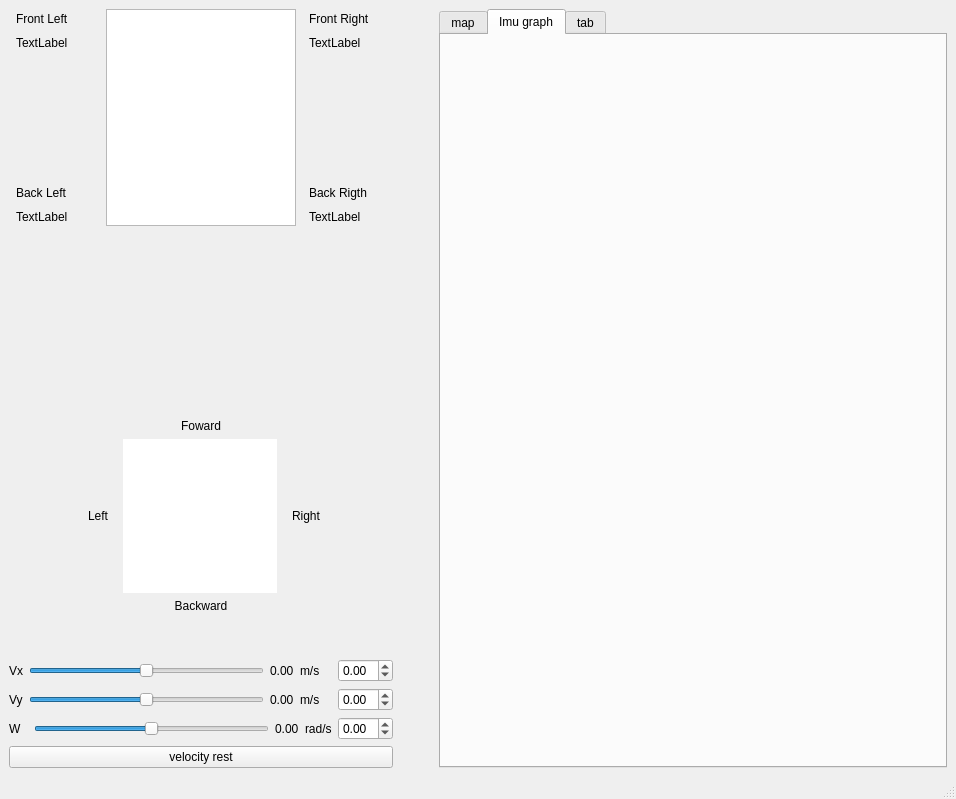
The window that mainbot_control_ui/mainbot_control_ui/submodule/mainbot_control_window.ui (cananella/Ros2-whit-PyQt6-Ui) describes before a commit, drawn with Qt 5.
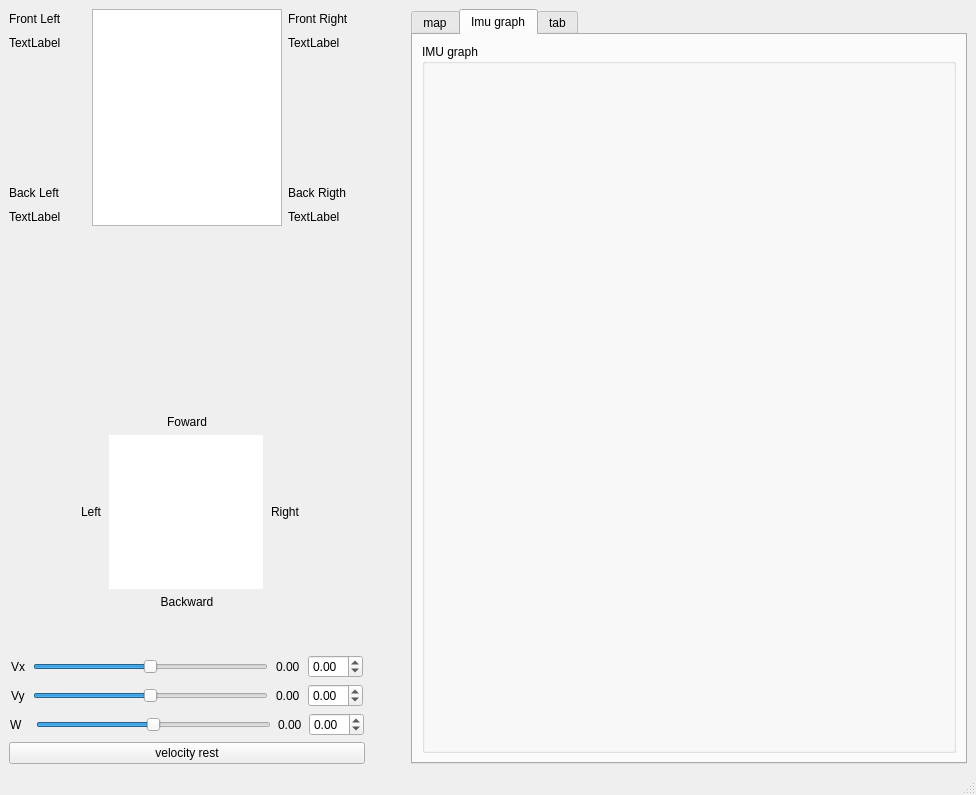
The same window after the commit. The open tabs and pages were chosen to show the change.

The edit to the form file:
```diff
--- a/mainbot_control_ui/mainbot_control_ui/submodule/mainbot_control_window.ui
+++ b/mainbot_control_ui/mainbot_control_ui/submodule/mainbot_control_window.ui
@@ -6,8 +6,8 @@
    <rect>
     <x>0</x>
     <y>0</y>
-    <width>956</width>
-    <height>799</height>
+    <width>976</width>
+    <height>795</height>
    </rect>
   </property>
   <property name="windowTitle">
@@ -408,13 +408,6 @@
               </property>
              </widget>
             </item>
-            <item>
-             <widget class="QLabel" name="label">
-              <property name="text">
-               <string>m/s</string>
-              </property>
-             </widget>
-            </item>
             <item>
              <widget class="QDoubleSpinBox" name="Vx_doubleSpinBox">
               <property name="sizePolicy">
@@ -492,13 +485,6 @@
               </property>
              </widget>
             </item>
-            <item>
-             <widget class="QLabel" name="label_2">
-              <property name="text">
-               <string>m/s</string>
-              </property>
-             </widget>
-            </item>
             <item>
              <widget class="QDoubleSpinBox" name="Vy_doubleSpinBox">
               <property name="sizePolicy">
@@ -582,13 +568,6 @@
               </property>
              </widget>
             </item>
-            <item>
-             <widget class="QLabel" name="label_3">
-              <property name="text">
-               <string>rad/s</string>
-              </property>
-             </widget>
-            </item>
             <item>
              <widget class="QDoubleSpinBox" name="W_doubleSpinBox">
               <property name="sizePolicy">
@@ -683,7 +662,11 @@
          </attribute>
          <layout class="QGridLayout" name="gridLayout_8">
           <item row="0" column="0">
-           <widget class="QWidget" name="imu_graph_widget" native="true"/>
+           <widget class="QGroupBox" name="Imu_graph_box">
+            <property name="title">
+             <string>IMU graph</string>
+            </property>
+           </widget>
           </item>
          </layout>
         </widget>
```
Left out of the diff: 4 changed lines with no effect on the pictures.
